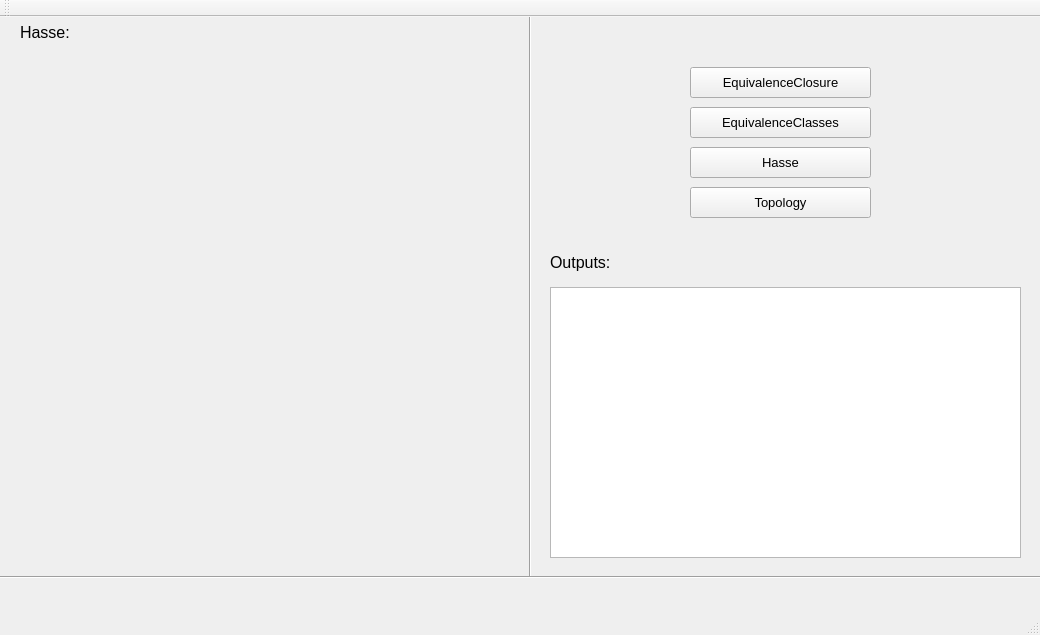
Qt form mainwindow.ui (PJYGit/Relation) before a commit.
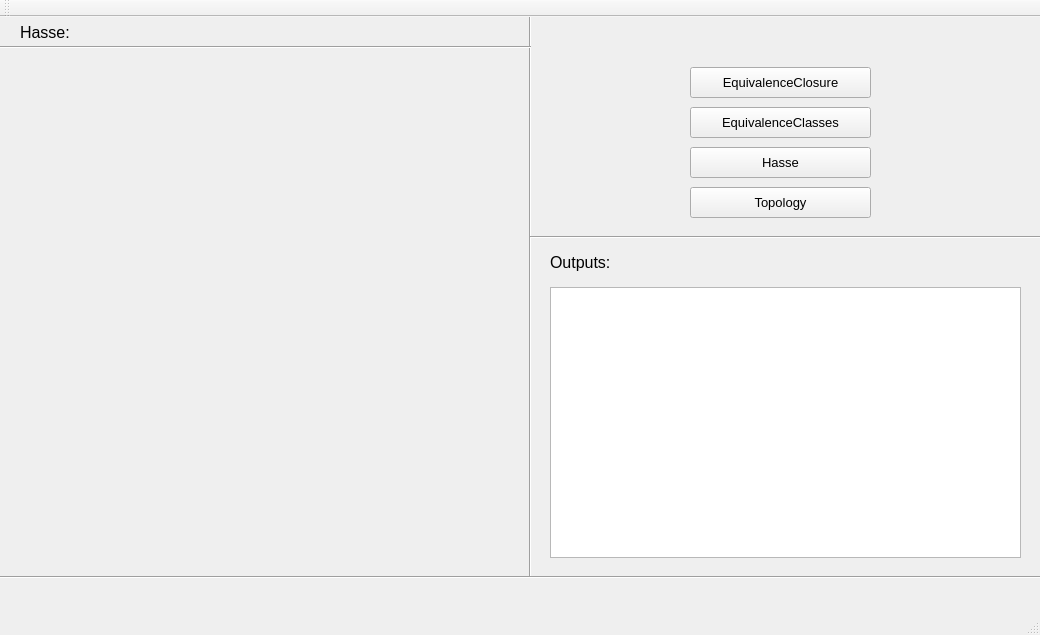
The same form after that commit.

The edit to the form file:
```diff
--- a/mainwindow.ui
+++ b/mainwindow.ui
@@ -163,6 +163,32 @@
      <enum>Qt::Horizontal</enum>
     </property>
    </widget>
+   <widget class="Line" name="line_3">
+    <property name="geometry">
+     <rect>
+      <x>0</x>
+      <y>20</y>
+      <width>531</width>
+      <height>20</height>
+     </rect>
+    </property>
+    <property name="orientation">
+     <enum>Qt::Horizontal</enum>
+    </property>
+   </widget>
+   <widget class="Line" name="line_4">
+    <property name="geometry">
+     <rect>
+      <x>530</x>
+      <y>210</y>
+      <width>511</width>
+      <height>20</height>
+     </rect>
+    </property>
+    <property name="orientation">
+     <enum>Qt::Horizontal</enum>
+    </property>
+   </widget>
   </widget>
   <widget class="QMenuBar" name="menuBar">
    <property name="geometry">
```
